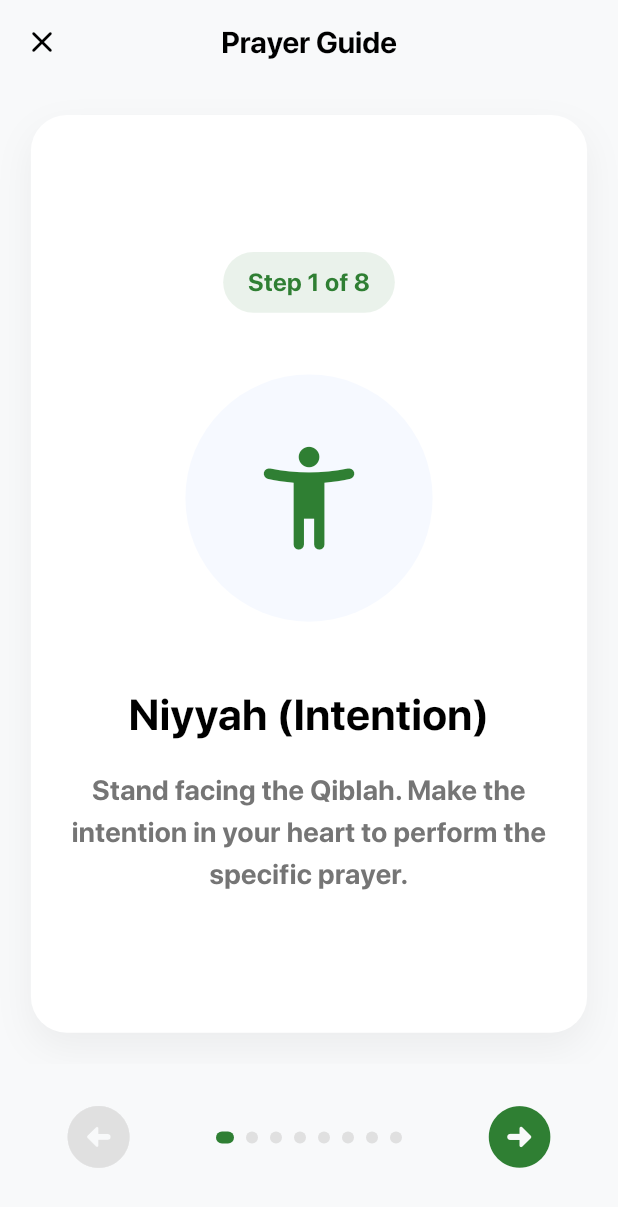
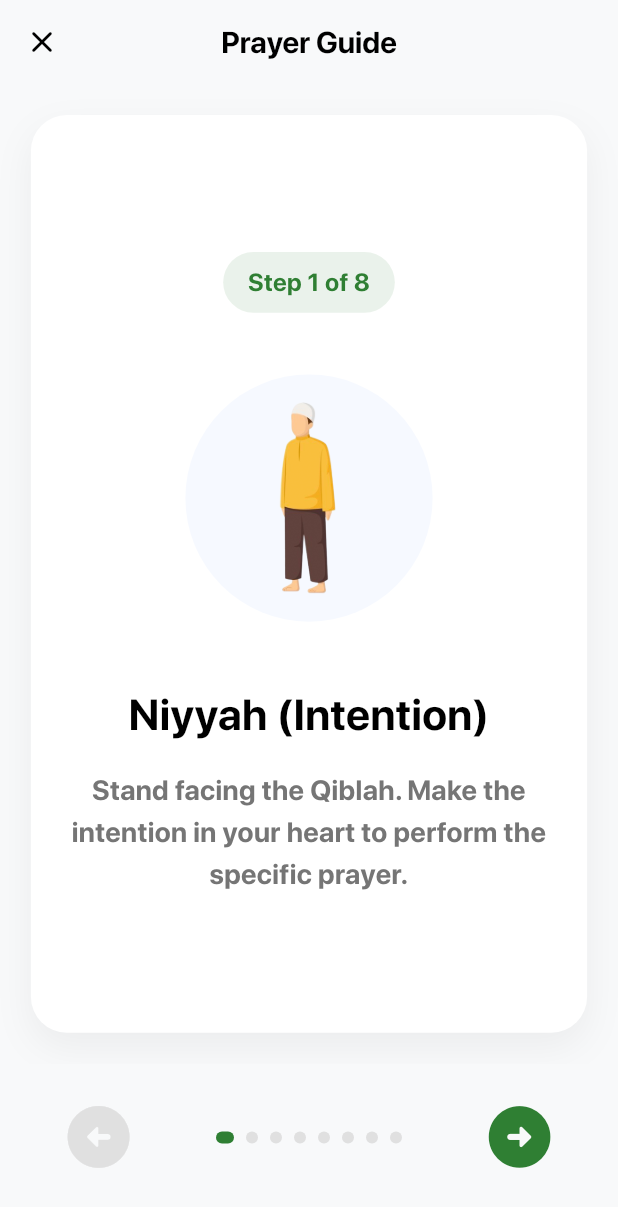
Before and after one commit to iibrahimkahramann/ramadan_app, a Flutter app: the PrayerView screen opened by its route, on a phone screen of 412 x 824 dp. Shown: the top 1207 px of the screen. Run offline on Flutter 3.47's test engine with Material 3 defaults, Android fonts, the light colour scheme and no system bars; our stand-ins replace adhan, flutter_compass, flutter_riverpod, flutter_snake_navigationbar, geocoding, geolocator and 2 more.

Commit message:
praye icons

```diff
--- a/lib/models/prayer/prayer_step_model.dart
+++ b/lib/models/prayer/prayer_step_model.dart
@@ -1,13 +1,11 @@
-import 'package:flutter/material.dart';
-
 class PrayerStep {
   final String title;
   final String description;
-  final IconData icon;
+  final String assetPath;
 
   PrayerStep({
     required this.title,
     required this.description,
-    required this.icon,
+    required this.assetPath,
   });
 }
--- a/lib/views/prayer/prayer_view.dart
+++ b/lib/views/prayer/prayer_view.dart
@@ -21,48 +21,48 @@ class _PrayerViewState extends ConsumerState<PrayerView> {
       title: 'Niyyah (Intention)',
       description:
           'Stand facing the Qiblah. Make the intention in your heart to perform the specific prayer.',
-      icon: Icons.accessibility_new_rounded,
+      assetPath: 'assets/icons/niyyah.png',
     ),
     PrayerStep(
       title: 'Takbir',
       description:
           'Raise your hands to your ears and say "Allahu Akbar" (God is the Greatest). Lower your hands and place right hand over left on chest.',
-      icon: Icons.pan_tool_rounded,
+      assetPath: 'assets/icons/takbir.png',
     ),
     PrayerStep(
       title: 'Qiyam & Recitation',
       description:
           'Stand with respect. Recite Surah Al-Fatiha and another short Surah/verses from the Quran.',
-      icon: Icons.boy_rounded,
+      assetPath: 'assets/icons/qiyam.png',
     ),
     PrayerStep(
       title: 'Ruku (Bowing)',
       description:
           'Say "Allahu Akbar" and bow down used hands on knees. Keep back straight. Say "Subhana Rabbiyal Azeem" 3 times.',
-      icon: Icons.trending_down_rounded,
+      assetPath: 'assets/icons/ruku.png',
     ),
     PrayerStep(
       title: 'Qa/uma (Rising)',
       description:
           'Rise back to standing saying "Sami Allahu Liman Hamidah". Then say "Rabbana Lakal Hamd".',
-      icon: Icons.accessibility_rounded,
+      assetPath: 'assets/icons/qiyam.png',
     ),
     PrayerStep(
       title: 'Sujud (Prostration)',
       description:
           'Go down to the floor saying "Allahu Akbar". Forehead, nose, palms, knees, and toes should touch the ground. Say "Subhana Rabbiyal A/la" 3 times.',
-      icon: Icons.touch_app_rounded,
+      assetPath: 'assets/icons/sujud.png',
     ),
     PrayerStep(
       title: 'Tashahhud (Sitting)',
       description: 'Sit on your knees. Recite the Tashahhud, Salawat, and Dua.',
-      icon: Icons.event_seat_rounded,
+      assetPath: 'assets/icons/tashahhud.png',
     ),
     PrayerStep(
       title: 'Taslim (Salam)',
       description:
           'Turn your head to the right saying "Assalamu Alaikum wa Rahmatullah", then to the left.',
-      icon: Icons.check_circle_outline_rounded,
+      assetPath: 'assets/icons/salam.png',
     ),
   ];
 
--- a/lib/widgets/prayer/prayer_step_card.dart
+++ b/lib/widgets/prayer/prayer_step_card.dart
@@ -61,10 +61,9 @@ class PrayerStepCard extends StatelessWidget {
               color: CustomTheme.backgroundColor,
               shape: BoxShape.circle,
             ),
-            child: Icon(
-              step.icon,
-              size: size.width * 0.2,
-              color: CustomTheme.primaryColor,
+            child: Padding(
+              padding: EdgeInsets.all(size.width * 0.02),
+              child: Image.asset(step.assetPath, fit: BoxFit.contain),
             ),
           ),
           SizedBox(height: size.height * 0.05),
```
Also changed, not shown: assets/icons/niyyah.png (added), assets/icons/qiyam.png (added), assets/icons/ruku.png (added), assets/icons/salam.png (added), assets/icons/sujud.png (added), assets/icons/takbir.png (added), assets/icons/tashahhud.png (added).
